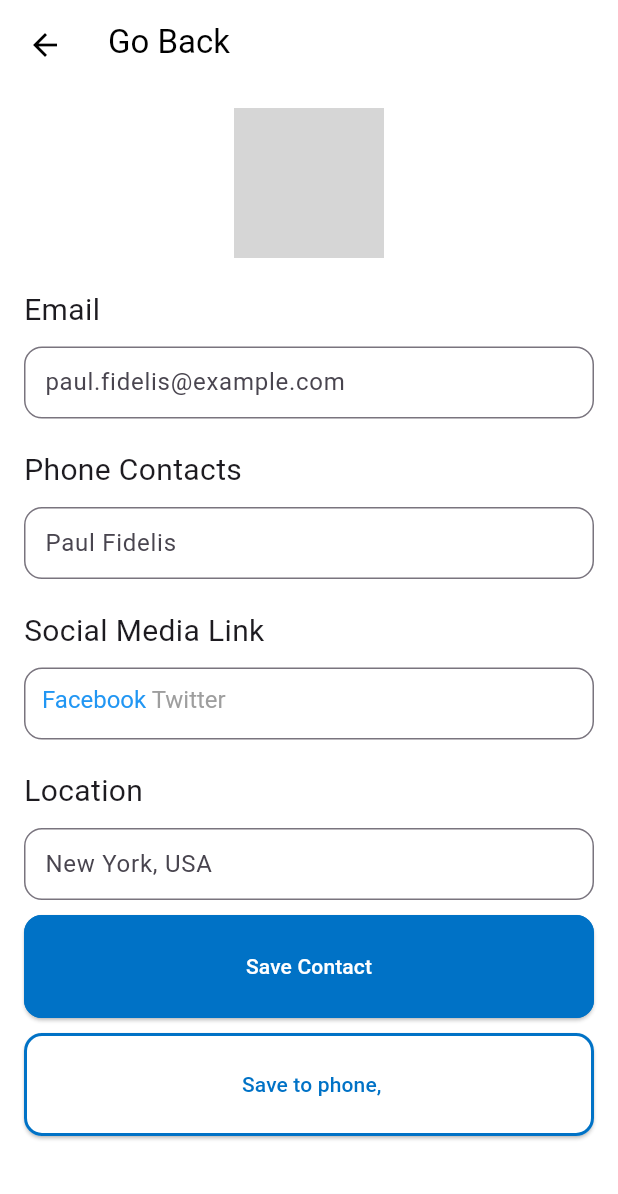
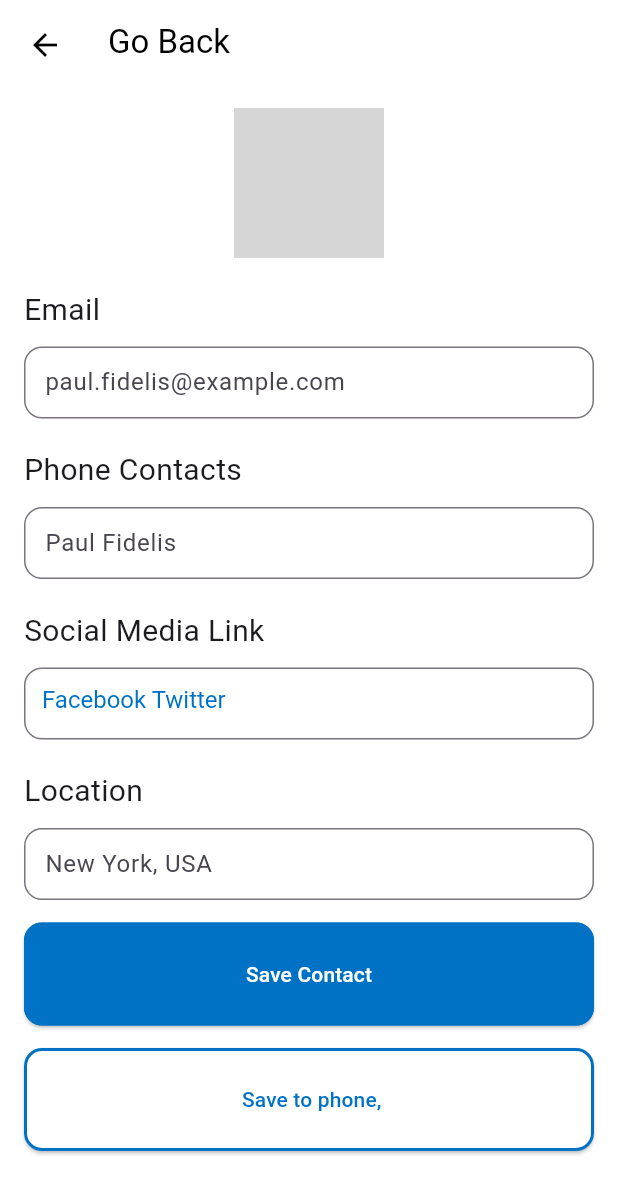
Before and after one commit to Omozuas/Team_I_TouchSync, a Flutter app: the screen it shows after launch, on a phone screen of 412 x 824 dp. Shown: the top 1194 px of the screen. Run offline on Flutter 3.47's test engine with Material 3 defaults, Android fonts, the phone set to English and light mode, and no system bars; our stand-ins replace flutter_contacts, get, hexcolor, permission_handler; missing offline and left inert: nfc_manager; grey boxes are pictures that could not be loaded.

Commit message:
Update exchange_contact_page.dart

```diff
--- a/lib/views/read_tag_screen/exchange_contact_page.dart
+++ b/lib/views/read_tag_screen/exchange_contact_page.dart
@@ -95,7 +95,7 @@ class FormPage extends StatelessWidget {
                     text: TextSpan(
                       text: 'Facebook ',
                       style: TextStyle(
-                        color: Colors.blue, // Highlighted color
+                        color: GlobalColors.blue, // Highlighted color
                         fontSize:
                             16, // Ensure font size matches the TextFormField
                       ),
@@ -103,7 +103,7 @@ class FormPage extends StatelessWidget {
                         TextSpan(
                           text: 'Twitter',
                           style: TextStyle(
-                            color: Colors.grey, // Default hint text color
+                            color: GlobalColors.blue, // Default hint text color
                             fontSize:
                                 16, // Ensure font size matches the TextFormField
                           ),
@@ -127,7 +127,7 @@ class FormPage extends StatelessWidget {
             ReadPageForm(
               hintText: 'New York, USA',
             ),
-            SizedBox(height: 10),
+            SizedBox(height: 15),
             ActionBtn(
               screenWidth: screenWidth,
               screenHeight: screenHeight,
@@ -136,7 +136,7 @@ class FormPage extends StatelessWidget {
               btnColor1: GlobalColors.blue,
               btnColor2: GlobalColors.blue,
             ),
-            SizedBox(height: 10),
+            SizedBox(height: 15),
             ActionBtn(
               screenWidth: screenWidth,
               screenHeight: screenHeight,
```
